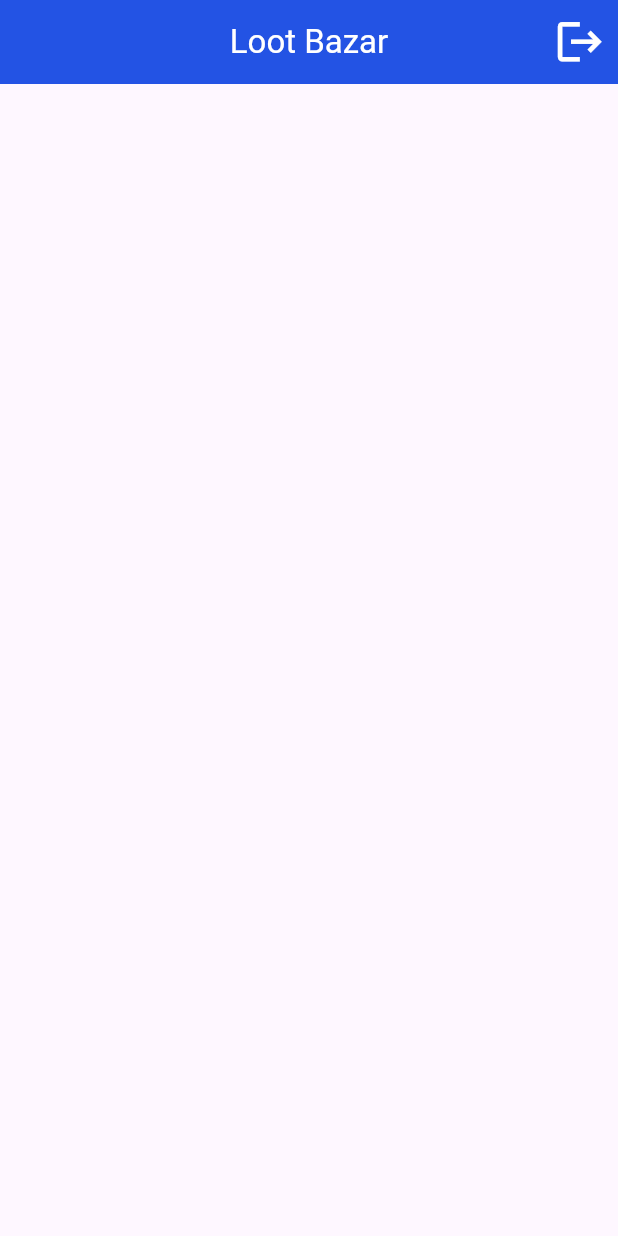
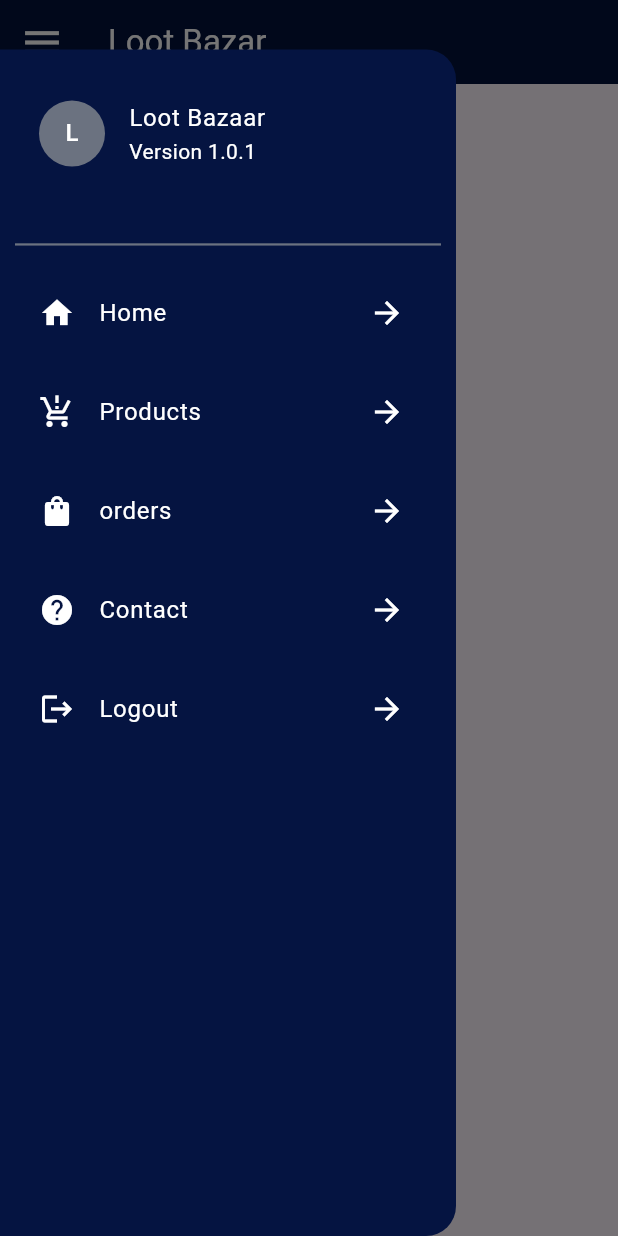
Before and after one commit to sinha-niranjan/loot_bazar, a Flutter app: the MainScreen screen opened directly, with the side drawer open (before the commit the screen has no drawer), on a phone screen of 412 x 824 dp. Run offline on Flutter 3.47's test engine with Material 3 defaults, Android fonts, the phone set to English and light mode, and no system bars; our stand-ins replace cloud_firestore, firebase_auth, firebase_core, firebase_messaging, flutter_easyloading, flutter_keyboard_visibility and 3 more; accounts and stored records are empty.

Commit message:
fix: added drawer in the app

```diff
--- a/lib/screens/user-panel/main_screen.dart
+++ b/lib/screens/user-panel/main_screen.dart
@@ -1,8 +1,5 @@
-import 'package:firebase_auth/firebase_auth.dart';
 import 'package:flutter/material.dart';
-import 'package:get/get.dart';
-import 'package:google_sign_in/google_sign_in.dart';
-import 'package:loot_bazar/screens/auth-ui/welcome_screen.dart';
+import 'package:loot_bazar/widgets/custom_drawer_widget.dart';
 
 import '../../utils/app_constant.dart';
 
@@ -20,24 +17,10 @@
             color: AppConstant.appWhiteColor,
           ),
         ),
-        centerTitle: true,
-        actions: [
-          GestureDetector(
-            onTap: () async {
-              GoogleSignIn googleSignIn = GoogleSignIn();
-              FirebaseAuth auth = FirebaseAuth.instance;
-
-              await auth.signOut();
-              await googleSignIn.signOut();
-              Get.off(() => WelcomeScreen());
-            },
-            child: const Padding(
-                padding: EdgeInsets.all(8.0),
-                child: Icon(Icons.logout,
-                    size: 35, color: AppConstant.appWhiteColor)),
-          )
-        ],
+        iconTheme:
+            const IconThemeData(color: AppConstant.appWhiteColor, size: 30),
       ),
+      drawer: const DrawerWidget(),
     );
   }
 }
--- a/lib/utils/app_constant.dart
+++ b/lib/utils/app_constant.dart
@@ -3,8 +3,8 @@
 class AppConstant {
   static String appMainName = "Loot Bazar";
   static String appPoweredBy = "Powered by Niranjan";
-  static const appMainColor = Color.fromRGBO(16, 69, 226, 0.921);
-  static const appSecondaryColor = Color.fromRGBO(20, 74, 236, 1);
+  static const appMainColor = Color.fromRGBO(3, 17, 59, 1);
+  static const appSecondaryColor = Color.fromRGBO(5, 20, 65, 1);
   static const appTextColor = Color.fromRGBO(3, 7, 18, 1);
   static const appSecondaryTextColor = Color.fromRGBO(107, 114, 128, 1);
   static const appTransparentBackgroundColor =
--- /dev/null
+++ b/lib/widgets/custom_drawer_widget.dart
@@ -0,0 +1,174 @@
+import 'package:firebase_auth/firebase_auth.dart';
+import 'package:flutter/material.dart';
+import 'package:get/get.dart';
+import 'package:google_sign_in/google_sign_in.dart';
+import 'package:loot_bazar/screens/auth-ui/welcome_screen.dart';
+import 'package:loot_bazar/utils/app_constant.dart';
+
+class DrawerWidget extends StatefulWidget {
+  const DrawerWidget({super.key});
+
+  @override
+  State<DrawerWidget> createState() => _DrawerWidgetState();
+}
+
+class _DrawerWidgetState extends State<DrawerWidget> {
+  @override
+  Widget build(BuildContext context) {
+    return Padding(
+      padding: EdgeInsets.only(top: Get.height / 25),
+      child: Drawer(
+        shape: const RoundedRectangleBorder(
+          borderRadius: BorderRadius.only(
+            topRight: Radius.circular(20.0),
+            bottomRight: Radius.circular(20.0),
+          ),
+        ),
+        backgroundColor: AppConstant.appSecondaryColor,
+        child: Wrap(
+          runSpacing: 10,
+          children: [
+            const Padding(
+              padding: EdgeInsets.symmetric(horizontal: 10.0, vertical: 20.0),
+              child: ListTile(
+                titleAlignment: ListTileTitleAlignment.center,
+                title: Text(
+                  "Loot Bazaar",
+                  style: TextStyle(color: AppConstant.appWhiteColor),
+                ),
+                subtitle: Text(
+                  "Version 1.0.1",
+                  style: TextStyle(color: AppConstant.appWhiteColor),
+                ),
+                leading: CircleAvatar(
+                  radius: 22,
+                  backgroundColor: AppConstant.appSecondaryTextColor,
+                  child: Text(
+                    "L",
+                    style: TextStyle(color: AppConstant.appWhiteColor),
+                  ),
+                ),
+              ),
+            ),
+            const Divider(
+              indent: 10,
+              endIndent: 10,
+              thickness: 1.5,
+              color: AppConstant.appSecondaryTextColor,
+            ),
+            const Padding(
+              padding: EdgeInsets.symmetric(
+                horizontal: 10.0,
+              ),
+              child: ListTile(
+                titleAlignment: ListTileTitleAlignment.center,
+                title: Text(
+                  "Home",
+                  style: TextStyle(color: AppConstant.appWhiteColor),
+                ),
+                leading: Icon(
+                  Icons.home,
+                  color: AppConstant.appWhiteColor,
+                ),
+                trailing: Icon(
+                  Icons.arrow_forward,
+                  color: AppConstant.appWhiteColor,
+                ),
+              ),
+            ),
+            const Padding(
+              padding: EdgeInsets.symmetric(
+                horizontal: 10.0,
+              ),
+              child: ListTile(
+                titleAlignment: ListTileTitleAlignment.center,
+                title: Text(
+                  "Products",
+                  style: TextStyle(color: AppConstant.appWhiteColor),
+                ),
+                leading: Icon(
+                  Icons.production_quantity_limits,
+                  color: AppConstant.appWhiteColor,
+                ),
+                trailing: Icon(
+                  Icons.arrow_forward,
+                  color: AppConstant.appWhiteColor,
+                ),
+              ),
+            ),
+            const Padding(
+              padding: EdgeInsets.symmetric(
+                horizontal: 10.0,
+              ),
+              child: ListTile(
+                titleAlignment: ListTileTitleAlignment.center,
+                title: Text(
+                  "orders",
+                  style: TextStyle(
+                    color: AppConstant.appWhiteColor,
+                  ),
+                ),
+                leading: Icon(
+                  Icons.shopping_bag,
+                  color: AppConstant.appWhiteColor,
+                ),
+                trailing: Icon(
+                  Icons.arrow_forward,
+                  color: AppConstant.appWhiteColor,
+                ),
+              ),
+            ),
+            const Padding(
+              padding: EdgeInsets.symmetric(
+                horizontal: 10.0,
+              ),
+              child: ListTile(
+                titleAlignment: ListTileTitleAlignment.center,
+                title: Text(
+                  "Contact",
+                  style: TextStyle(color: AppConstant.appWhiteColor),
+                ),
+                leading: Icon(
+                  Icons.help,
+                  color: AppConstant.appWhiteColor,
+                ),
+                trailing: Icon(
+                  Icons.arrow_forward,
+                  color: AppConstant.appWhiteColor,
+                ),
+              ),
+            ),
+            Padding(
+              padding: const EdgeInsets.symmetric(
+                horizontal: 10.0,
+              ),
+              child: ListTile(
+                onTap: () async {
+                  GoogleSignIn googleSignIn = GoogleSignIn();
+                  FirebaseAuth auth = FirebaseAuth.instance;
+
+                  await auth.signOut();
+                  await googleSignIn.signOut();
+                  Get.off(() => WelcomeScreen());
+                },
+                titleAlignment: ListTileTitleAlignment.center,
+                title: const Text(
+                  "Logout",
+                  style: TextStyle(color: AppConstant.appWhiteColor),
+                ),
+                leading: const Icon(
+                  Icons.logout,
+                  color: AppConstant.appWhiteColor,
+                ),
+                trailing: const Icon(
+                  Icons.arrow_forward,
+                  color: AppConstant.appWhiteColor,
+                ),
+              ),
+            ),
+          ],
+        ),
+      ),
+    );
+  }
+}
```
